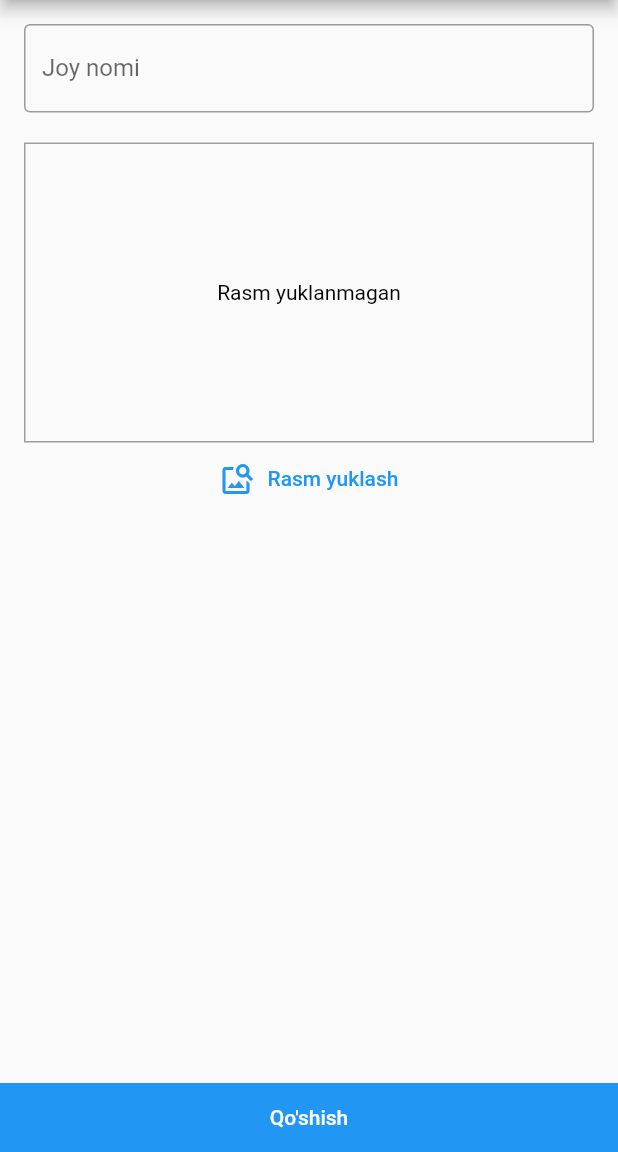
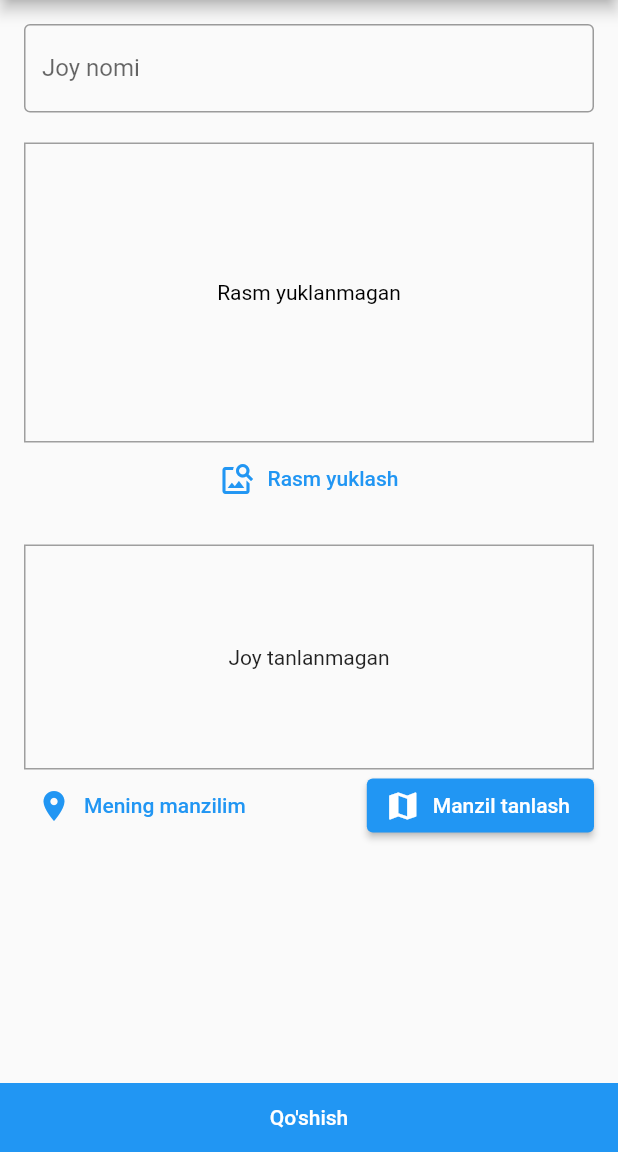
Before and after one commit to Jaloliddin-Fozilov/travel, a Flutter app: the AddPlaceScreen screen opened by its route, on a phone screen of 412 x 824 dp, the part 84-1236 px from its top. Run offline on Flutter 3.47's test engine with Material 2 defaults, Android fonts, the phone set to English and light mode, and no system bars; our stand-ins replace image_picker, location, sqflite; accounts and stored records are empty.

Commit message:
get location

```diff
--- a/lib/screens/add_place_screen.dart
+++ b/lib/screens/add_place_screen.dart
@@ -4,6 +4,7 @@ import 'package:flutter/material.dart';
 import 'package:provider/provider.dart';
 import 'package:travel/providers/places_provider.dart';
 import 'package:travel/widgets/image_input.dart';
+import 'package:travel/widgets/location_input.dart';
 
 class AddPlaceScreen extends StatefulWidget {
   const AddPlaceScreen({super.key});
@@ -55,11 +56,12 @@ class _AddPlaceScreenState extends State<AddPlaceScreen> {
         mainAxisAlignment: MainAxisAlignment.spaceBetween,
         crossAxisAlignment: CrossAxisAlignment.stretch,
         children: [
-          Padding(
+          Expanded(
+            child: SingleChildScrollView(
+              child: Padding(
                 padding: const EdgeInsets.all(16.0),
                 child: Form(
                     key: _formKey,
-                child: SingleChildScrollView(
                     child: Column(
                       children: [
                         TextFormField(
@@ -81,9 +83,15 @@ class _AddPlaceScreenState extends State<AddPlaceScreen> {
                           width: double.infinity,
                         ),
                         ImageInput(_takeSavedImage, notImage),
+                        const SizedBox(
+                          height: 20,
+                          width: double.infinity,
+                        ),
+                        const LocationInput(),
                       ],
+                    )),
               ),
-                )),
+            ),
           ),
           ElevatedButton(
             onPressed: _submit,
--- /dev/null
+++ b/lib/widgets/location_input.dart
@@ -0,0 +1,53 @@
+import 'package:flutter/material.dart';
+import 'package:location/location.dart';
+
+class LocationInput extends StatefulWidget {
+  const LocationInput({super.key});
+
+  @override
+  State<LocationInput> createState() => _LocationInputState();
+}
+
+class _LocationInputState extends State<LocationInput> {
+  String? _previewLocationImage;
+
+  Future<void> _getCurrentLocation() async {
+    final locationData = await Location().getLocation();
+    print(locationData.latitude);
+    print(locationData.longitude);
+  }
+
+  @override
+  Widget build(BuildContext context) {
+    return Column(
+      children: [
+        Container(
+          alignment: Alignment.center,
+          height: 150,
+          width: double.infinity,
+          decoration: BoxDecoration(
+            border: Border.all(color: Colors.grey),
+          ),
+          child: _previewLocationImage == null
+              ? const Text('Joy tanlanmagan')
+              : Image.network(_previewLocationImage!),
+        ),
+        Row(
+          mainAxisAlignment: MainAxisAlignment.spaceBetween,
+          children: [
+            TextButton.icon(
+              onPressed: _getCurrentLocation,
+              icon: const Icon(Icons.location_on),
+              label: const Text('Mening manzilim'),
+            ),
+            ElevatedButton.icon(
+              onPressed: () {},
+              icon: const Icon(Icons.map),
+              label: const Text('Manzil tanlash'),
+            ),
+          ],
+        )
+      ],
+    );
+  }
+}
--- a/pubspec.yaml
+++ b/pubspec.yaml
@@ -41,6 +41,7 @@ dependencies:
   path: ^1.8.2
   path_provider: ^2.0.11
   sqflite: ^2.1.0+1
+  location: ^4.4.0
 
 dev_dependencies:
   flutter_test:
```
Also changed, not shown: pubspec.lock, 3 other files. Lines whose indentation alone changed are shown as unchanged.
